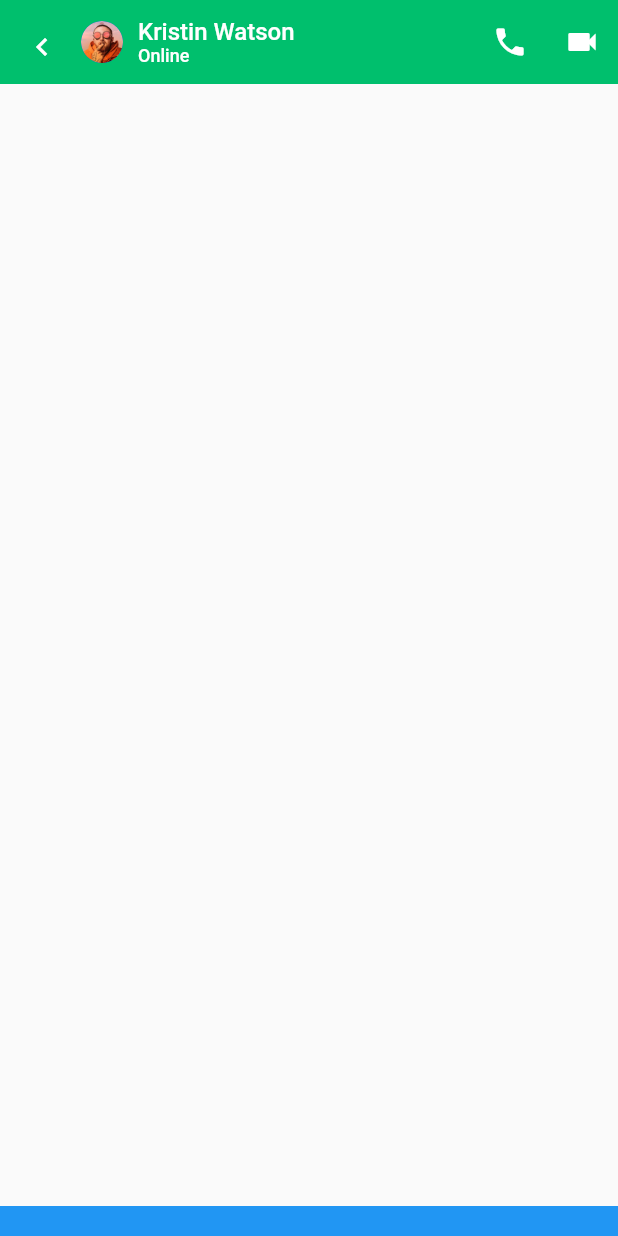
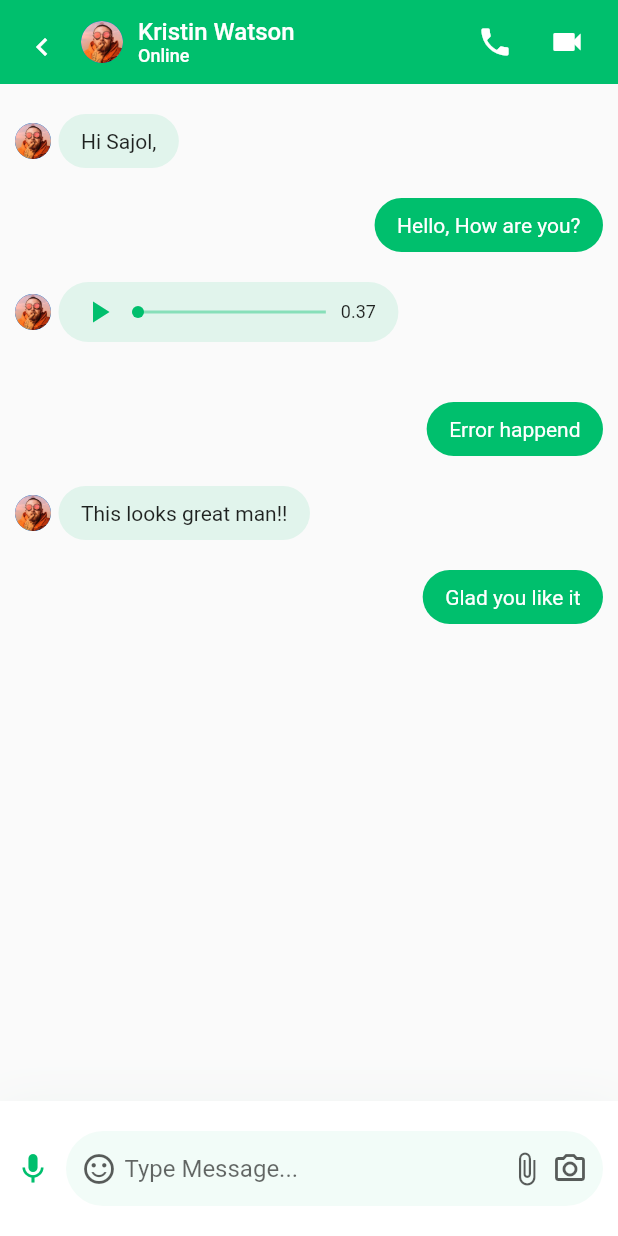
Before and after one commit to datdm/chat_messaging, a Flutter app: the MessageScreen screen opened directly, on a phone screen of 412 x 824 dp. Run offline on Flutter 3.47's test engine with Material 2 defaults, Android fonts, the phone set to English and light mode, and no system bars.

Commit message:
Update message screen

```diff
--- /dev/null
+++ b/lib/models/ChatMessage.dart
@@ -0,0 +1,61 @@
+enum ChatMessageType { text, audio, image, video }
+enum MessageStatus { not_sent, not_view, viewed }
+
+class ChatMessage {
+  final String text;
+  final ChatMessageType messageType;
+  final MessageStatus messageStatus;
+  final bool isSender;
+
+  ChatMessage({
+    this.text = '',
+    required this.messageType,
+    required this.messageStatus,
+    required this.isSender,
+  });
+}
+
+List demeChatMessages = [
+  ChatMessage(
+    text: "Hi Sajol,",
+    messageType: ChatMessageType.text,
+    messageStatus: MessageStatus.viewed,
+    isSender: false,
+  ),
+  ChatMessage(
+    text: "Hello, How are you?",
+    messageType: ChatMessageType.text,
+    messageStatus: MessageStatus.viewed,
+    isSender: true,
+  ),
+  ChatMessage(
+    text: "",
+    messageType: ChatMessageType.audio,
+    messageStatus: MessageStatus.viewed,
+    isSender: false,
+  ),
+  ChatMessage(
+    text: "",
+    messageType: ChatMessageType.video,
+    messageStatus: MessageStatus.viewed,
+    isSender: true,
+  ),
+  ChatMessage(
+    text: "Error happend",
+    messageType: ChatMessageType.text,
+    messageStatus: MessageStatus.not_sent,
+    isSender: true,
+  ),
+  ChatMessage(
+    text: "This looks great man!!",
+    messageType: ChatMessageType.text,
+    messageStatus: MessageStatus.viewed,
+    isSender: false,
+  ),
+  ChatMessage(
+    text: "Glad you like it",
+    messageType: ChatMessageType.text,
+    messageStatus: MessageStatus.not_view,
+    isSender: true,
+  ),
+];
--- a/lib/screen/chats/components/body.dart
+++ b/lib/screen/chats/components/body.dart
@@ -12,7 +12,7 @@ class Body extends StatelessWidget {
   Widget build(BuildContext context) {
     return Column(
       children: [
-         Container(
+        Container(
           padding: const EdgeInsets.fromLTRB(defaultPadding, 0, defaultPadding, defaultPadding * 0.5),
           color: primrayColor,
           child: Row(
--- a/lib/screen/message/components/body.dart
+++ b/lib/screen/message/components/body.dart
@@ -1,6 +1,8 @@
-import 'package:chat_messsaging/components/fill_outline_button.dart';
+import 'package:chat_messsaging/models/ChatMessage.dart';
+import 'package:chat_messsaging/screen/message/components/message.dart';
 import 'package:chat_messsaging/shared/constants/constants.dart';
 import 'package:flutter/material.dart';
+import 'package:chat_messsaging/screen/message/components/chat_input_field.dart';
 
 class Body extends StatelessWidget {
   const Body({Key? key}) : super(key: key);
@@ -9,16 +11,18 @@ class Body extends StatelessWidget {
   Widget build(BuildContext context) {
     return Column(
       children: [
-        Spacer(),
-        Container(
-          padding: EdgeInsets.symmetric(
-            horizontal: defaultPadding,
-            vertical: defaultPadding / 2,
-          ),
-          decoration: BoxDecoration(
-            color: Colors.blue,
-          ),
-        )
+        Expanded(
+          child: Padding(
+            padding: const EdgeInsets.symmetric(horizontal: defaultPadding / 2),
+            child: ListView.builder(
+              itemCount: demeChatMessages.length,
+              itemBuilder: (context, index) => Message(
+                message: demeChatMessages[index]
+              )
+            ),
+          )
+        ),
+        const ChatInputField()
       ],
     );
   }
--- /dev/null
+++ b/lib/screen/message/components/chat_input_field.dart
@@ -0,0 +1,75 @@
+import 'package:chat_messsaging/shared/constants/constants.dart';
+import 'package:flutter/material.dart';
+
+class ChatInputField extends StatelessWidget {
+  const ChatInputField({
+    Key? key,
+  }) : super(key: key);
+
+  @override
+  Widget build(BuildContext context) {
+    return Container(
+      padding: const EdgeInsets.symmetric(
+        horizontal: defaultPadding / 2,
+        vertical: defaultPadding,
+      ),
+      decoration: BoxDecoration(
+        color: Colors.white,
+        boxShadow: [
+          BoxShadow(
+            offset: const Offset(0, 12),
+            blurRadius: 32,
+            color: const Color(0xFF087949).withOpacity(0.08),
+          )
+        ]
+      ),
+      child: SafeArea(
+        child: Row(
+          children: [
+            const Icon(Icons.mic, color: primrayColor),
+            const SizedBox(width: defaultPadding / 2),
+            Expanded(
+              child: Container(
+                padding: const EdgeInsets.symmetric(
+                  horizontal: defaultPadding / 2,
+                ),
+                height: 50,
+                decoration: BoxDecoration(
+                  color: primrayColor.withOpacity(0.05),
+                  borderRadius: BorderRadius.circular(40),
+                ),
+                child: Row(
+                  children: [
+                    Icon(
+                      Icons.sentiment_satisfied_alt_outlined,
+                      color: Theme.of(context).textTheme.bodyText1!.color!.withOpacity(0.64),
+                    ),
+                    const SizedBox(width: defaultPadding / 4),
+                    const Expanded(
+                      child: TextField(
+                        decoration: InputDecoration(
+                          border: InputBorder.none,
+                          hintText: "Type Message..."
+                        )
+                      )
+                    ),
+                    const SizedBox(width: defaultPadding / 4),
+                    Icon(
+                      Icons.attach_file,
+                      color: Theme.of(context).textTheme.bodyText1!.color!.withOpacity(0.64),
+                    ),
+                    const SizedBox(width: defaultPadding / 4),
+                    Icon(
+                      Icons.camera_alt_outlined,
+                      color: Theme.of(context).textTheme.bodyText1!.color!.withOpacity(0.64),
+                    ),
+                  ],
+                ),
+              )
+            )
+          ],
+        )
+      ),
+    );
+  }
+}
--- /dev/null
+++ b/lib/screen/message/components/message.dart
@@ -0,0 +1,110 @@
+import 'package:chat_messsaging/models/ChatMessage.dart';
+import 'package:chat_messsaging/screen/message/components/text_message.dart';
+import 'package:chat_messsaging/shared/constants/constants.dart';
+import 'package:flutter/material.dart';
+
+class Message extends StatelessWidget {
+  const Message({
+    Key? key,
+    required this.message,
+  }) : super(key: key);
+
+  final ChatMessage message;
+
+  Widget messageContaint(ChatMessage message) {
+    switch (message.messageType) {
+      case ChatMessageType.text:
+        return TextMessage(message: message);
+      case ChatMessageType.audio:
+        return AudioMessage(message: message);
+      default:
+        return const SizedBox();
+    }
+  }
+
+  @override
+  Widget build(BuildContext context) {
+    return Padding(
+      padding: const EdgeInsets.only(top: defaultPadding),
+      child: Row(
+        mainAxisAlignment:
+          message.isSender ? MainAxisAlignment.end : MainAxisAlignment.start,
+        children: [
+          if (!message.isSender) ...{
+            const CircleAvatar(
+              radius: 12,
+              backgroundImage: AssetImage("assets/img/user_2.png"),
+            ),
+            const SizedBox(width: defaultPadding / 4)
+          },
+          messageContaint(message)
+        ],
+      ),
+    );
+  }
+}
+
+class AudioMessage extends StatelessWidget {
+  const AudioMessage({
+    Key? key,
+    required this.message
+  }) : super(key: key);
+
+  final ChatMessage message;
+
+  @override
+  Widget build(BuildContext context) {
+    return Container(
+      width: MediaQuery.of(context).size.width * 0.55,
+      padding: const EdgeInsets.symmetric(
+        horizontal: defaultPadding * 0.75,
+        vertical: defaultPadding / 2.5,
+      ),
+      decoration: BoxDecoration(
+        color: primrayColor.withOpacity(message.isSender ? 1 : 0.1),
+        borderRadius: BorderRadius.circular(30),
+      ),
+      child: Row(
+        children: [
+          const Icon(Icons.play_arrow, color: primrayColor),
+          Expanded(
+            child: Padding(
+              padding: const EdgeInsets.symmetric(
+                horizontal: defaultPadding / 2,
+              ),
+              child: Stack(
+                clipBehavior: Clip.none,
+                alignment: Alignment.center,
+                children: [
+                  Container(
+                    height: 2,
+                    color: primrayColor.withOpacity(0.4),
+                    width: double.infinity,
+                  ),
+                  Positioned(
+                    left : 0,
+                    child: Container(
+                      height: 8,
+                      width: 8,
+                      decoration: const BoxDecoration(
+                        color: primrayColor,
+                        shape: BoxShape.circle,
+                      ),
+                    ),
+                  )
+                ]
+              ),
+            )
+          ),
+          Text(
+            "0.37",
+            style: TextStyle(
+              fontSize: 12,
+              color: message.isSender ? Colors.white : null,
+            ),
+          )
+        ],
+      ),
+    );
+  }
+}
--- /dev/null
+++ b/lib/screen/message/components/text_message.dart
@@ -0,0 +1,33 @@
+import 'package:chat_messsaging/models/ChatMessage.dart';
+import 'package:chat_messsaging/shared/constants/constants.dart';
+import 'package:flutter/material.dart';
+
+class TextMessage extends StatelessWidget {
+  const TextMessage({
+    Key? key,
+    required this.message,
+  }) : super(key: key);
+
+  final ChatMessage message;
+
+  @override
+  Widget build(BuildContext context) {
+    return Container(
+      // margin: const EdgeInsets.only(top: defaultPadding),
+      padding: const EdgeInsets.symmetric(
+        horizontal: defaultPadding * 0.75,
+        vertical: defaultPadding / 2,
+      ),
+      decoration: BoxDecoration(
+        color: primrayColor.withOpacity(message.isSender ? 1 : 0.1),
+        borderRadius: BorderRadius.circular(30),
+      ),
+      child: Text(
+        message.text,
+        style: TextStyle(
+          color: message.isSender ? Colors.white : Theme.of(context).textTheme.bodyText1!.color,
+        ),
+      ),
+    );
+  }
+}
--- a/lib/screen/message/message_screen.dart
+++ b/lib/screen/message/message_screen.dart
@@ -9,12 +9,12 @@ class MessageScreen extends StatelessWidget {
   @override
   Widget build(BuildContext context) {
     return Scaffold(
-      appBar: buildAppBar(),
+      appBar: buildAppBar(context),
       body: const Body(),
     );
   }
 
-  AppBar buildAppBar() {
+  AppBar buildAppBar(BuildContext context) {
     return AppBar(
       backgroundColor: primrayColor,
       automaticallyImplyLeading: false,
@@ -26,7 +26,9 @@ class MessageScreen extends StatelessWidget {
             width: 18.0,
             child: IconButton(
               padding: const EdgeInsets.all(0),
-              onPressed: () {},
+              onPressed: () {
+                Navigator.pop(context);
+              },
               icon: const Icon(Icons.keyboard_arrow_left),
             ),
           ),
@@ -63,7 +65,8 @@ class MessageScreen extends StatelessWidget {
         IconButton(
           onPressed: () {},
           icon: const Icon(Icons.videocam)
-        )
+        ),
+        const SizedBox(width: defaultPadding / 2)
       ],
     );
   }
```
